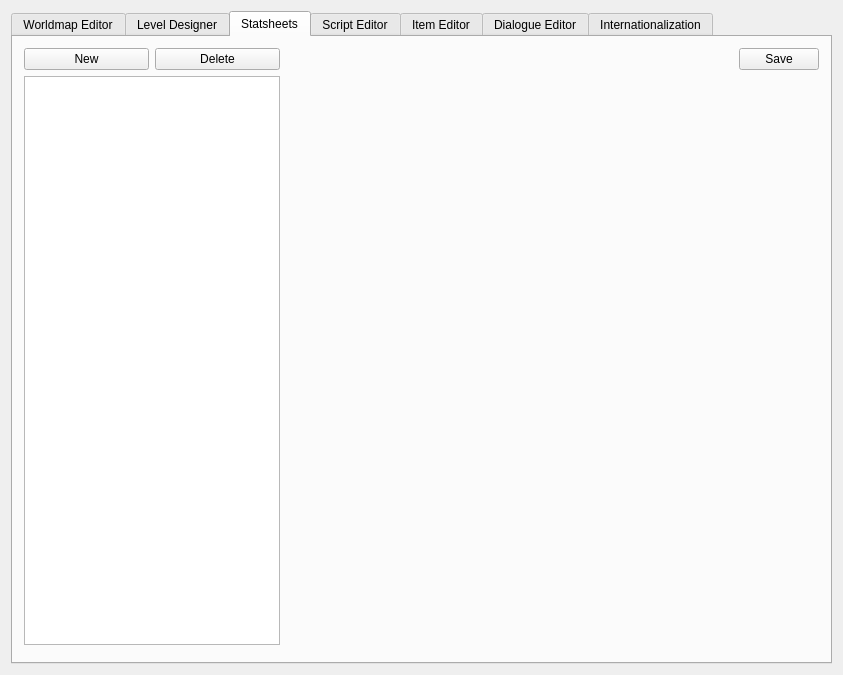
The window that code/editor/ui/mainwindow.ui (Plaristote/fallout-equestria) describes before a commit, drawn with Qt 5.
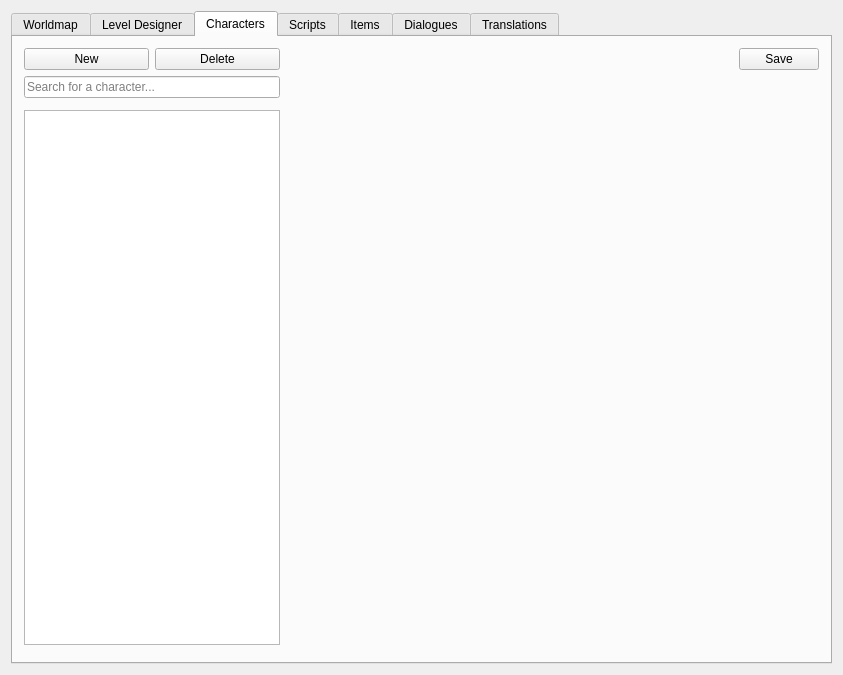
The same window after the commit. The open tabs and pages were chosen to show the change. Custom widgets are drawn as their Qt base class.

Commit message: + Implemented Character Editor for the Game Editor + Game now supports the Character format useed by the Character Editor + Fixed game crashing when inserting an invalid party + Updated maps to the new format

The edit to the form file:
```diff
--- a/code/editor/ui/mainwindow.ui
+++ b/code/editor/ui/mainwindow.ui
@@ -28,7 +28,7 @@
       </property>
       <widget class="QWidget" name="tabWorldmap">
        <attribute name="title">
-        <string>Worldmap Editor</string>
+        <string>Worldmap</string>
        </attribute>
        <layout class="QVBoxLayout" name="verticalLayout_6">
         <item>
@@ -473,7 +473,7 @@
       </widget>
       <widget class="QWidget" name="tabStatsheets">
        <attribute name="title">
-        <string>Statsheets</string>
+        <string>Characters</string>
        </attribute>
        <layout class="QGridLayout" name="gridLayout_15">
         <item row="0" column="0">
@@ -506,7 +506,14 @@
           </property>
          </widget>
         </item>
-        <item row="3" column="2" rowspan="2" colspan="3">
+        <item row="1" column="0" colspan="2">
+         <widget class="QLineEdit" name="characterSearch">
+          <property name="placeholderText">
+           <string>Search for a character...</string>
+          </property>
+         </widget>
+        </item>
+        <item row="1" column="2" rowspan="4" colspan="3">
          <widget class="CharsheetEditor" name="charsheetEditor" native="true">
           <property name="sizePolicy">
            <sizepolicy hsizetype="MinimumExpanding" vsizetype="MinimumExpanding">
@@ -540,7 +547,7 @@
       </widget>
       <widget class="QWidget" name="tabScriptEditor">
        <attribute name="title">
-        <string>Script Editor</string>
+        <string>Scripts</string>
        </attribute>
        <layout class="QGridLayout" name="gridLayout_2">
         <item row="2" column="0" colspan="2">
@@ -656,7 +663,7 @@
       </widget>
       <widget class="QWidget" name="itemTab">
        <attribute name="title">
-        <string>Item Editor</string>
+        <string>Items</string>
        </attribute>
        <layout class="QVBoxLayout" name="verticalLayout_5">
         <item>
@@ -666,7 +673,7 @@
       </widget>
       <widget class="QWidget" name="tabDialogEditor">
        <attribute name="title">
-        <string>Dialogue Editor</string>
+        <string>Dialogues</string>
        </attribute>
        <layout class="QGridLayout" name="gridLayout_3">
         <item row="1" column="0" rowspan="2" colspan="5">
@@ -697,7 +704,7 @@
       </widget>
       <widget class="QWidget" name="tab">
        <attribute name="title">
-        <string>Internationalization</string>
+        <string>Translations</string>
        </attribute>
        <layout class="QGridLayout" name="gridLayout_5">
         <item row="0" column="0">
```
Left out of the diff: 5 changed lines with no effect on the pictures. The commit also changes 32 other files.
